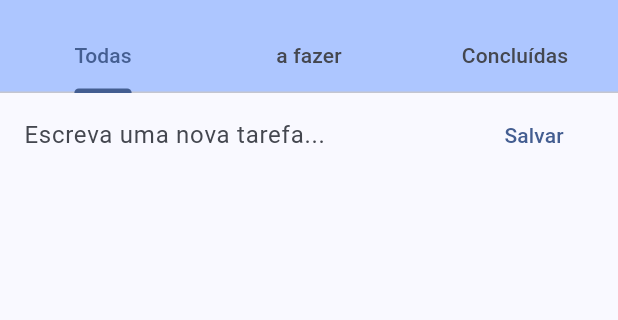
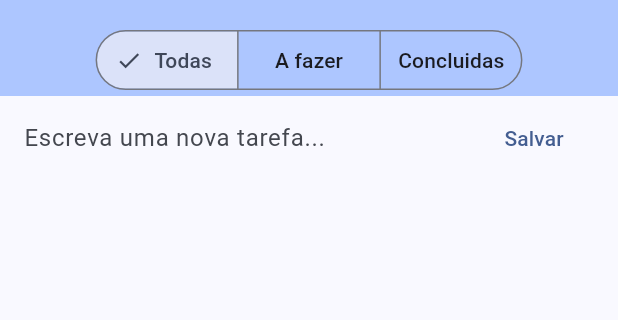
Before and after one commit to Mateus-Leandro/tarefas_do_chagas, a Flutter app: the screen it shows after launch, on a phone screen of 412 x 824 dp, the part 63-383 px from its top. Run offline on Flutter 3.47's test engine with Material 3 defaults, Android fonts, the phone set to English and light mode, and no system bars; our stand-ins replace get_it, hive_flutter; accounts and stored records are empty.

Commit message:
Alterado tabBar pelo widget SegmentedButton.

```diff
--- a/lib/todo_list_page.dart
+++ b/lib/todo_list_page.dart
@@ -16,11 +16,14 @@ class TodoListPage extends StatefulWidget {
 
 class _TodoListPageState extends State<TodoListPage> {
   final controller = getIt<TodoListController>();
+
   static const List<Tab> tabs = [
-    Tab(text: 'Todas'),
-    Tab(text: 'a fazer'),
-    Tab(text: 'Concluídas')
+    Tab(text: 'all'),
+    Tab(text: 'incomplete'),
+    Tab(text: 'completed')
   ];
+
+  String selectedSegment = tabs[0].text!;
 
   @override
   void initState() {
@@ -36,11 +39,35 @@ class _TodoListPageState extends State<TodoListPage> {
           appBar: AppBar(
             backgroundColor: Theme.of(context).colorScheme.inversePrimary,
             title: const Text('To Do App'),
-            bottom: TabBar(
-              tabs: tabs,
-              onTap: (index) {
-                controller.changeFilter(TodoFilter.values[index]);
-              },
+            bottom: PreferredSize(
+              preferredSize: const Size.fromHeight(50),
+              child: SegmentedButton(
+                // showSelectedIcon: true,
+                segments: <ButtonSegment<String>>[
+                  ButtonSegment<String>(
+                    value: tabs[0].text!,
+                    label: Text('Todas'),
+                  ),
+                  ButtonSegment<String>(
+                    value: tabs[1].text!,
+                    label: Text('A fazer'),
+                  ),
+                  ButtonSegment<String>(
+                    value: tabs[2].text!,
+                    label: Text('Concluidas'),
+                  )
+                ],
+                selected: {selectedSegment},
+                onSelectionChanged: (newSelection) {
+                  setState(() {
+                    selectedSegment = newSelection.first;
+                    controller.changeFilter(
+                      TodoFilter.values[tabs
+                          .indexWhere((tab) => tab.text == selectedSegment)],
+                    );
+                  });
+                },
+              ),
             ),
           ),
           body: ListView(
```
